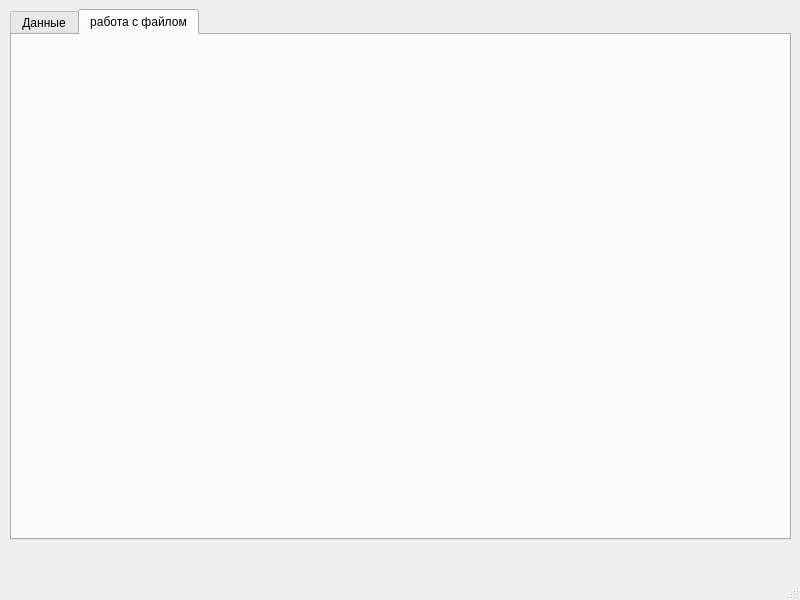
Above: mainwindow.ui from lnopreshelenec/lab_2 before the change. Below: the same form after it.
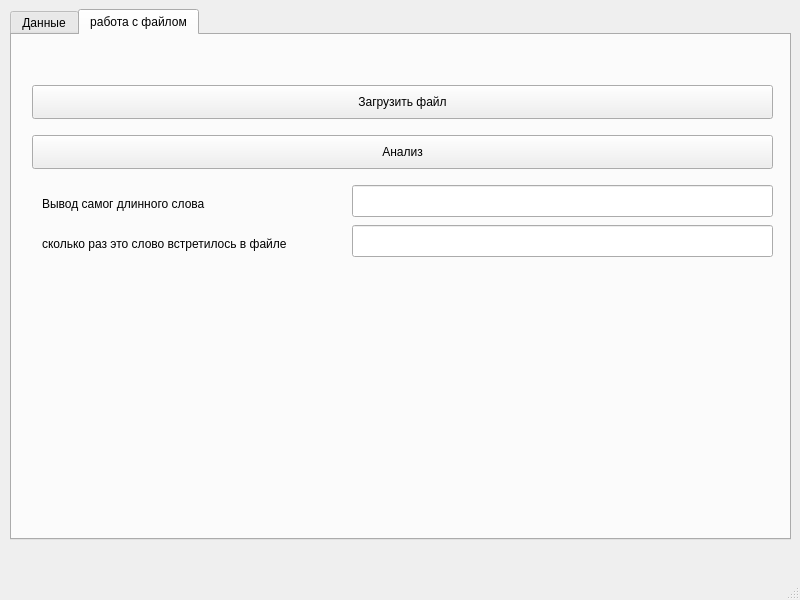
That is the form after the change. The open tabs and pages were chosen to show the change.

The edit to the form file:
```diff
--- a/mainwindow.ui
+++ b/mainwindow.ui
@@ -130,6 +130,78 @@
      <attribute name="title">
       <string>работа с файлом</string>
      </attribute>
+     <widget class="QPushButton" name="loadButton">
+      <property name="geometry">
+       <rect>
+        <x>20</x>
+        <y>50</y>
+        <width>741</width>
+        <height>34</height>
+       </rect>
+      </property>
+      <property name="text">
+       <string>Загрузить файл</string>
+      </property>
+     </widget>
+     <widget class="QLineEdit" name="longestWordLineEdit">
+      <property name="geometry">
+       <rect>
+        <x>340</x>
+        <y>150</y>
+        <width>421</width>
+        <height>32</height>
+       </rect>
+      </property>
+     </widget>
+     <widget class="QLineEdit" name="countLineEdit">
+      <property name="geometry">
+       <rect>
+        <x>340</x>
+        <y>190</y>
+        <width>421</width>
+        <height>32</height>
+       </rect>
+      </property>
+     </widget>
+     <widget class="QLabel" name="label_3">
+      <property name="geometry">
+       <rect>
+        <x>30</x>
+        <y>160</y>
+        <width>211</width>
+        <height>18</height>
+       </rect>
+      </property>
+      <property name="text">
+       <string>Вывод самог длинного слова</string>
+      </property>
+     </widget>
+     <widget class="QLabel" name="label_4">
+      <property name="geometry">
+       <rect>
+        <x>30</x>
+        <y>200</y>
+        <width>281</width>
+        <height>18</height>
+       </rect>
+      </property>
+      <property name="text">
+       <string>сколько раз это слово встретилось в файле</string>
+      </property>
+     </widget>
+     <widget class="QPushButton" name="analyzeButton">
+      <property name="geometry">
+       <rect>
+        <x>20</x>
+        <y>100</y>
+        <width>741</width>
+        <height>34</height>
+       </rect>
+      </property>
+      <property name="text">
+       <string>Анализ</string>
+      </property>
+     </widget>
     </widget>
    </widget>
   </widget>
```
Left out of the diff: 55 changed lines with no effect on the pictures.
